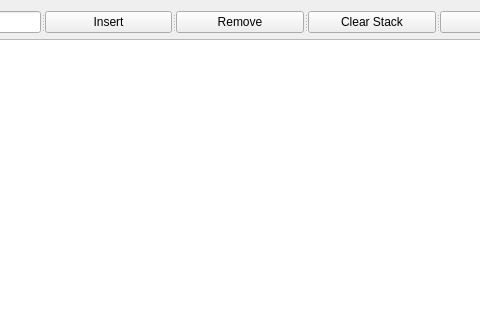
FOSSLGYS/DataVisualizer-Cpp, file DataVisualizer/stack.ui: the form before one commit; both pictures show x 143 to 623 and y 0 to 320 of the 722 by 578 pixel window.
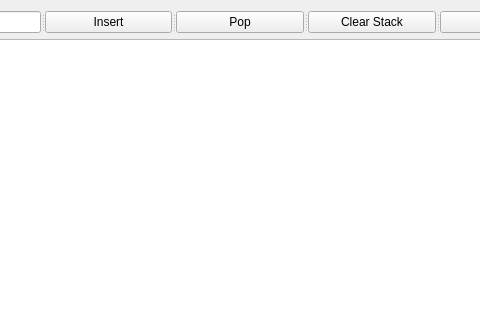
The form after the commit.

```diff
--- a/DataVisualizer/stack.ui
+++ b/DataVisualizer/stack.ui
@@ -27,7 +27,7 @@
      </widget>
      <widget class="QPushButton" name="pushButton">
       <property name="text">
-       <string>Remove</string>
+       <string>Pop</string>
       </property>
      </widget>
      <widget class="QPushButton" name="pushButton_3">
```
